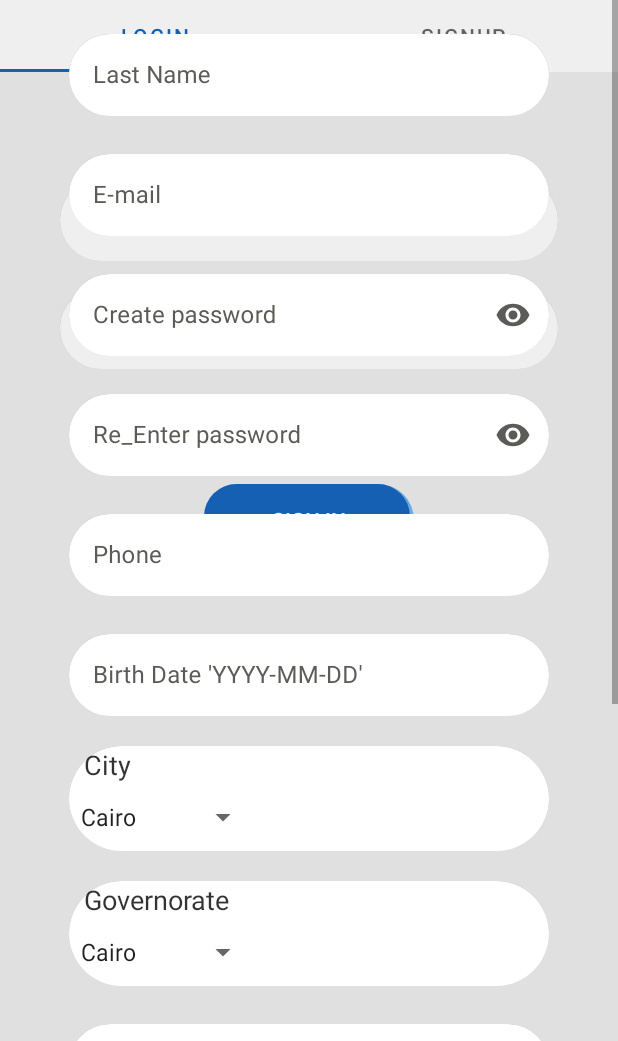
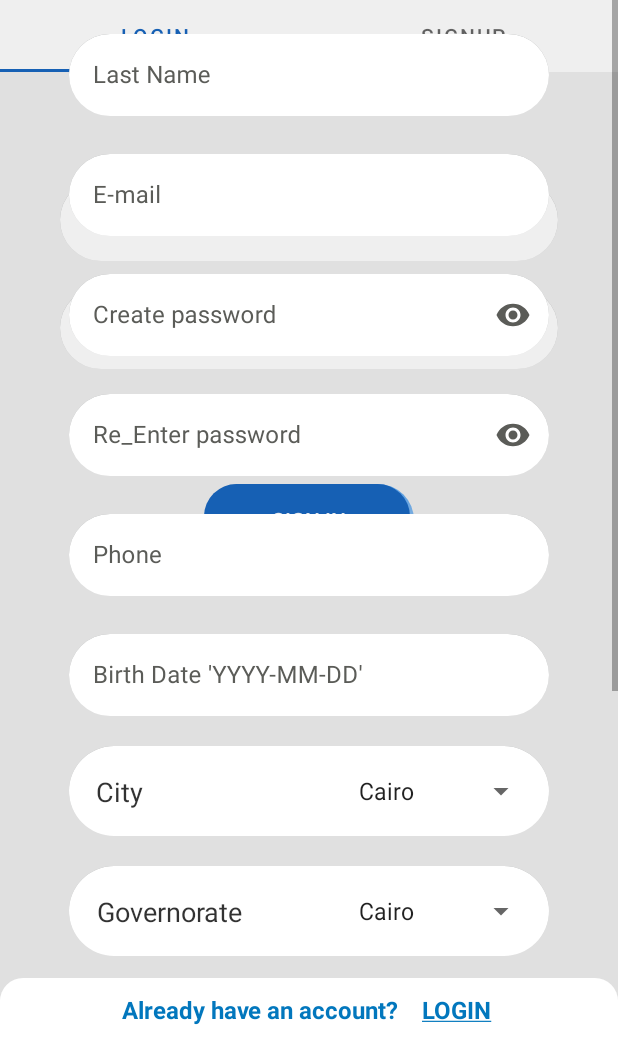
Before and after one commit to Eng-Light/Servizi, an Android app: the fragment SignUpFragment placed in its activity, on a phone screen of 412 x 824 dp, the part 195-1236 px from its top. Run offline under Robolectric (Android 15) with nearby library versions, the phone set to English and light mode, and no system bars; our stand-ins replace navigation-ui.

Commit message:
UI Enhancements

```diff
--- a/app/src/main/java/com/example/servizi/technician/ui/signup/SignUpFragment.kt
+++ b/app/src/main/java/com/example/servizi/technician/ui/signup/SignUpFragment.kt
@@ -58,8 +58,8 @@ class SignUpFragment : Fragment() {
                 binding.lastName.text.toString(),
                 binding.email.text.toString(),
                 binding.phone.text.toString(),
-                binding.city.selectedItem.toString(),
-                binding.governorate.selectedItem.toString(),
+                binding.yourCity.selectedItem.toString(),
+                binding.yourGovernorate.selectedItem.toString(),
                 binding.nationalId.text.toString(),
                 binding.profession.text.toString(),
                 binding.birthDate.text.toString(),
--- a/app/src/main/res/drawable-night/already_background.xml
+++ b/app/src/main/res/drawable-night/already_background.xml
@@ -4,7 +4,7 @@
     tools:ignore="MissingDefaultResource">
     <item>
         <shape android:shape="rectangle">
-            <solid android:color="@color/black" />
+            <solid android:color="#6C000000" />
             <corners
                 android:topLeftRadius="15dp"
                 android:topRightRadius="15dp" />
--- a/app/src/main/res/layout/activity_main.xml
+++ b/app/src/main/res/layout/activity_main.xml
@@ -106,7 +106,7 @@
         android:layout_marginBottom="52dp"
         android:text="@string/terms_condition"
         android:textAlignment="center"
-        android:textColor="@color/primaryColor"
+        android:textColor="?attr/colorSecondary"
         android:textStyle="bold"
         app:layout_constraintBottom_toBottomOf="parent"
         app:layout_constraintEnd_toEndOf="parent"
--- a/app/src/main/res/layout/fragment_technician_sign_up.xml
+++ b/app/src/main/res/layout/fragment_technician_sign_up.xml
@@ -5,13 +5,19 @@
     android:layout_width="match_parent"
     android:layout_height="match_parent"
     android:fillViewport="true"
+    android:background="@drawable/dark_background"
     app:layout_constraintBottom_toBottomOf="parent"
     tools:context=".technician.ui.signup.SignUpFragment">
+
+    <androidx.constraintlayout.widget.ConstraintLayout
+        android:layout_width="match_parent"
+        android:layout_height="0dp"
+        app:layout_constraintBottom_toTopOf="@+id/already"
+        app:layout_constraintTop_toTopOf="parent">
 
         <ScrollView
             android:layout_width="match_parent"
             android:layout_height="match_parent"
-        android:background="@drawable/dark_background"
             app:layout_constraintBottom_toBottomOf="parent"
             app:layout_constraintEnd_toEndOf="parent"
             app:layout_constraintHorizontal_bias="0.0"
@@ -182,69 +188,87 @@
 
                 </com.google.android.material.textfield.TextInputLayout>
 
-            <LinearLayout
+                <androidx.constraintlayout.widget.ConstraintLayout
                     style="@style/Widget.MaterialComponents.TextInputLayout.OutlinedBox"
                     android:layout_width="320dp"
-                android:layout_height="70dp"
+                    android:layout_height="60dp"
                     android:layout_marginTop="20dp"
                     android:background="@drawable/rounded_text_input"
-                android:orientation="vertical"
+                    android:orientation="horizontal"
+                    android:padding="8dp"
                     android:textColorHint="#5B5C58">
 
                     <TextView
                         android:layout_width="wrap_content"
                         android:layout_height="wrap_content"
-                    android:gravity="start|top"
+                        android:layout_gravity="center"
+                        android:layout_marginEnd="30dp"
+                        android:gravity="center"
                         android:paddingStart="10dp"
                         android:text="@string/city"
                         android:textColor="@color/black"
                         android:textSize="18sp"
+                        app:layout_constraintBottom_toBottomOf="parent"
+                        app:layout_constraintStart_toStartOf="parent"
+                        app:layout_constraintTop_toTopOf="parent"
                         tools:ignore="RtlSymmetry" />
 
                     <Spinner
-                    android:id="@+id/city"
+                        android:id="@+id/your_city"
                         android:layout_width="wrap_content"
                         android:layout_height="match_parent"
                         android:autofillHints="postalAddress"
                         android:dropDownWidth="180dp"
                         android:entries="@array/Convert_Type"
                         android:spinnerMode="dropdown"
+                        app:layout_constraintBottom_toBottomOf="parent"
+                        app:layout_constraintEnd_toEndOf="parent"
+                        app:layout_constraintTop_toTopOf="parent"
                         tools:ignore="TouchTargetSizeCheck,DuplicateSpeakableTextCheck"
                         tools:listitem="@layout/support_simple_spinner_dropdown_item" />
 
-            </LinearLayout>
+                </androidx.constraintlayout.widget.ConstraintLayout>
 
-            <LinearLayout
+                <androidx.constraintlayout.widget.ConstraintLayout
                     style="@style/Widget.MaterialComponents.TextInputLayout.OutlinedBox"
                     android:layout_width="320dp"
-                android:layout_height="70dp"
+                    android:layout_height="60dp"
                     android:layout_marginTop="20dp"
                     android:background="@drawable/rounded_text_input"
-                android:orientation="vertical">
+                    android:orientation="horizontal"
+                    android:padding="8dp"
+                    android:textColorHint="#5B5C58">
 
                     <TextView
                         android:layout_width="wrap_content"
                         android:layout_height="wrap_content"
-                    android:gravity="start|top"
+                        android:layout_gravity="center"
+                        android:layout_marginEnd="30dp"
+                        android:gravity="center"
                         android:paddingStart="10dp"
                         android:text="@string/governorate"
                         android:textColor="@color/black"
                         android:textSize="18sp"
+                        app:layout_constraintBottom_toBottomOf="parent"
+                        app:layout_constraintStart_toStartOf="parent"
+                        app:layout_constraintTop_toTopOf="parent"
                         tools:ignore="RtlSymmetry" />
 
                     <Spinner
-                    android:id="@+id/governorate"
+                        android:id="@+id/your_governorate"
                         android:layout_width="wrap_content"
                         android:layout_height="match_parent"
                         android:autofillHints="postalAddress"
                         android:dropDownWidth="180dp"
                         android:entries="@array/Convert_Type"
                         android:spinnerMode="dropdown"
-                    android:textColorHint="#5B5C58"
-                    tools:ignore="TouchTargetSizeCheck"
+                        app:layout_constraintBottom_toBottomOf="parent"
+                        app:layout_constraintEnd_toEndOf="parent"
+                        app:layout_constraintTop_toTopOf="parent"
+                        tools:ignore="TouchTargetSizeCheck,DuplicateSpeakableTextCheck"
                         tools:listitem="@layout/support_simple_spinner_dropdown_item" />
 
-            </LinearLayout>
+                </androidx.constraintlayout.widget.ConstraintLayout>
 
                 <com.google.android.material.textfield.TextInputLayout
                     style="@style/Widget.MaterialComponents.TextInputLayout.OutlinedBox"
@@ -291,22 +315,10 @@
                     android:layout_width="300dp"
                     android:layout_height="wrap_content"
                     android:layout_marginTop="40dp"
-                android:textSize="16sp"
                     android:background="@drawable/rounded_button"
                     android:text="@string/register"
-                android:textColor="@color/primaryTextColor" />
-
-            <TextView
-                android:id="@+id/login"
-                android:layout_width="wrap_content"
-                android:layout_height="wrap_content"
-                android:layout_marginBottom="40dp"
-                android:paddingTop="15dp"
-                android:textSize="16sp"
-                android:text="@string/already_have_an_account"
-                android:textAlignment="center"
-                android:textColor="@color/primaryColor"
-                android:textStyle="bold" />
+                    android:textColor="@color/primaryTextColor"
+                    android:textSize="16sp" />
 
             </LinearLayout>
         </ScrollView>
@@ -326,5 +338,29 @@
             app:layout_constraintStart_toStartOf="parent"
             app:layout_constraintTop_toTopOf="parent"
             app:layout_constraintVertical_bias="0.3" />
+    </androidx.constraintlayout.widget.ConstraintLayout>
+
+    <LinearLayout
+        android:id="@+id/already"
+        android:layout_width="match_parent"
+        android:layout_height="wrap_content"
+        android:background="@drawable/already_background"
+        android:gravity="center_horizontal"
+        android:orientation="vertical"
+        app:layout_constraintBottom_toBottomOf="parent">
+
+        <TextView
+            android:id="@+id/login"
+            android:layout_width="match_parent"
+            android:layout_height="wrap_content"
+            android:paddingTop="10dp"
+            android:paddingBottom="10dp"
+            android:text="@string/already_have_an_account"
+            android:textAlignment="center"
+            android:textColor="?attr/colorSecondary"
+            android:textSize="16sp"
+            android:textStyle="bold" />
+
+    </LinearLayout>
 
 </androidx.constraintlayout.widget.ConstraintLayout>
```
Also changed, not shown: app/src/main/res/layout/fragment_user_sign_up.xml (+29 -13 lines). Lines whose indentation alone changed are shown as unchanged.
